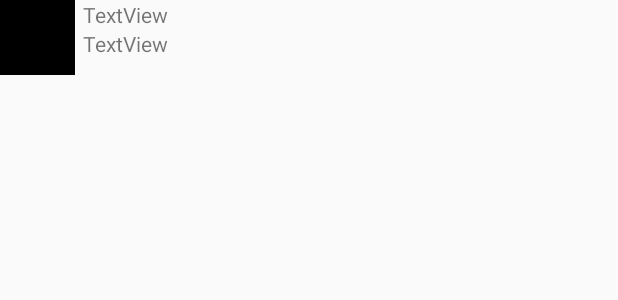
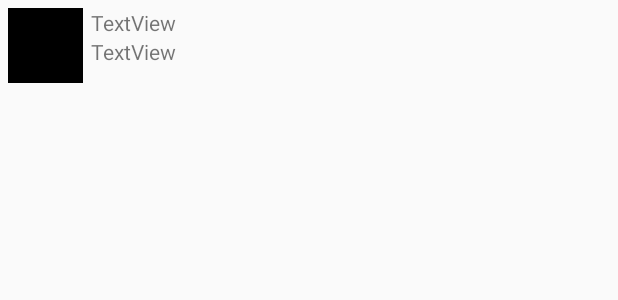
Before and after one commit to roopalkondepudi/Twitter, an Android app: the layout item_tweet.xml on its own in the app's theme, with its tools: preview values and no code run, on a phone screen of 412 x 824 dp. Shown: the top 300 px of the screen. Run offline under Robolectric (Android 15) with nearby library versions, the phone set to English and light mode, and no system bars.

Commit message:
added a margin

```diff
--- a/FBUTwitterClient/app/src/main/res/layout/item_tweet.xml
+++ b/FBUTwitterClient/app/src/main/res/layout/item_tweet.xml
@@ -1,7 +1,8 @@
 <?xml version="1.0" encoding="utf-8"?>
 <RelativeLayout xmlns:android="http://schemas.android.com/apk/res/android"
     xmlns:app="http://schemas.android.com/apk/res-auto"
-    android:layout_width="match_parent" android:layout_height="match_parent">
+    android:layout_width="match_parent" android:layout_height="wrap_content"
+    android:layout_margin = "5dp">
 
     <ImageView
         android:id="@+id/ivProfileImage"
```
